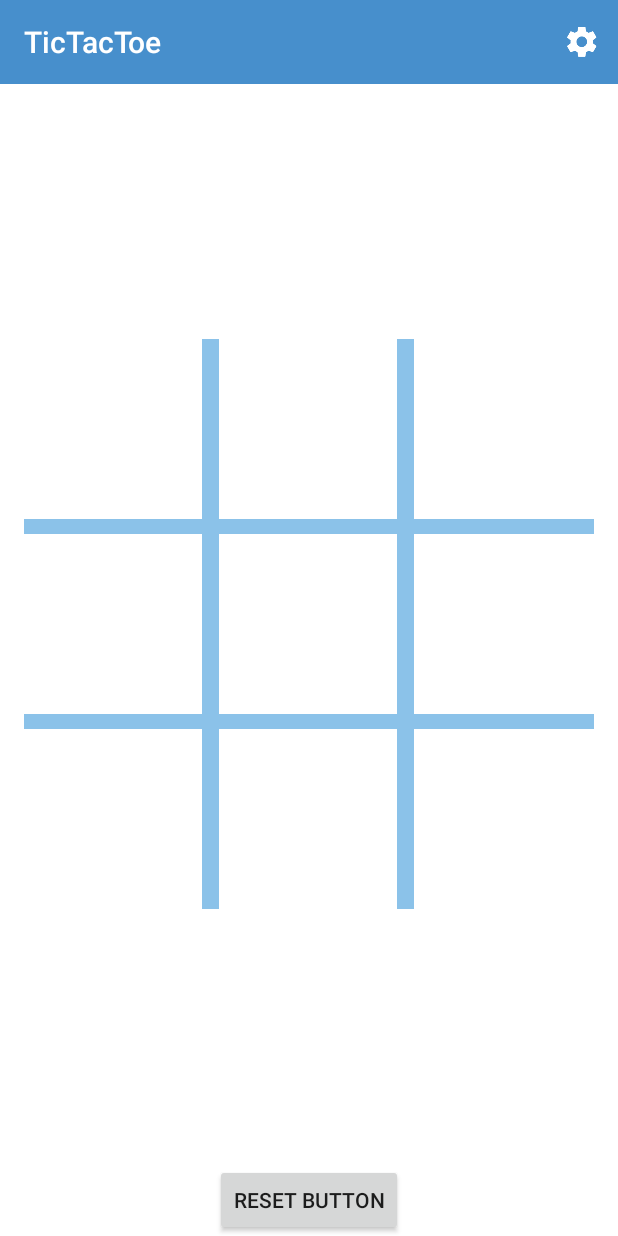
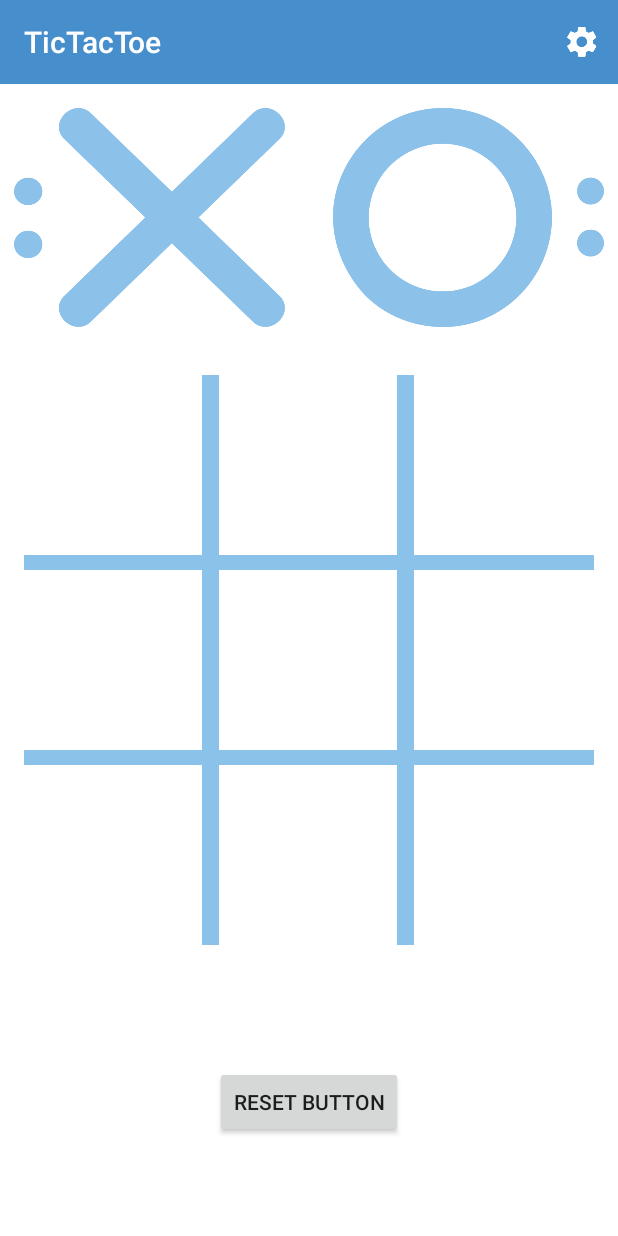
Before and after one commit to evanfaler/TicTacToe, an Android app: the CoopActivity screen opened directly, with no data from a screen before it, on a phone screen of 412 x 824 dp. Run offline under Robolectric (Android 15) with nearby library versions, the phone set to English and light mode, and no system bars.

Commit message:
Scoreboard updated, Co-Op Logic Finished
Scoreboard now incorporates dots that fill as 'X' or 'O' wins. Game is first to 3. Once one side wins, a dialog shows with the option to return to the main menu or start a new game.

```diff
--- a/app/src/main/java/com/dualranger/tictactoe/CoopActivity.java
+++ b/app/src/main/java/com/dualranger/tictactoe/CoopActivity.java
@@ -1,5 +1,7 @@
 package com.dualranger.tictactoe;
 
+import android.app.Dialog;
+import android.content.Intent;
 import android.os.Bundle;
 import android.support.v4.app.FragmentManager;
 import android.support.v4.app.FragmentTransaction;
@@ -7,25 +9,72 @@ import android.support.v7.app.AppCompatActivity;
 import android.support.v7.widget.Toolbar;
 import android.view.Menu;
 import android.view.MenuInflater;
+import android.view.View;
+import android.widget.Button;
 import android.widget.Toast;
+
+import java.util.Arrays;
+import java.util.List;
 
 public class CoopActivity extends AppCompatActivity {
     private CoopGameBoardFragment gameBoardFragment;
+    private Button resetButton;
+    private View leftSpace;
+    private View centerSpace;
+    private View rightSpace;
+    private ScoreDotView x1;
+    private ScoreDotView x2;
+    private ScoreDotView x3;
+    private ScoreDotView o1;
+    private ScoreDotView o2;
+    private ScoreDotView o3;
+    private List<ScoreDotView> xScoreDots;
+    private List<ScoreDotView> oScoreDots;
+
     @Override
     public void onCreate(Bundle savedInstanceState) {
         super.onCreate(savedInstanceState);
-        setContentView(R.layout.tictactoe_framelayoutt);
+        setContentView(R.layout.tictactoe_coop_framelayoutt);
         Toolbar appToolbar = (Toolbar) findViewById(R.id.app_toolbar);
         setSupportActionBar(appToolbar);
 
+        //Initializing fragment and adding to activity
         gameBoardFragment = new CoopGameBoardFragment();
-
         FragmentManager fm = getSupportFragmentManager();
         FragmentTransaction transaction = fm.beginTransaction();
+        transaction.add(R.id.game_board_container, gameBoardFragment, "GameBoard Fragment");
+        transaction.commit();
 
-        transaction.add(R.id.game_board_container, gameBoardFragment, "GameBoard Fragment");
+        //Initializing Reset Button and setting onclick.
+        resetButton = (Button) findViewById(R.id.reset_button);
+        resetButton.setOnClickListener(new View.OnClickListener() {
+            @Override
+            public void onClick(View view) {
+                clearGameBoard();
+            }
+        });
 
-        transaction.commit();
+        //Give width to spaces in scoreboard.
+        int width = this.getWindow().getDecorView().getWidth();
+        float spaceWidth = width * .1f; //Set each space width to 10% of screen width.
+        int viewWidth = Math.round(spaceWidth);
+        leftSpace = findViewById(R.id.left_space);
+        leftSpace.getLayoutParams().width = viewWidth;
+        centerSpace = findViewById(R.id.center_space);
+        centerSpace.getLayoutParams().width = viewWidth;
+        rightSpace = findViewById(R.id.right_space);
+        rightSpace.getLayoutParams().width = viewWidth;
+
+        //Initialize score markers
+        x1 = (ScoreDotView) findViewById(R.id.x1);
+        x2 = (ScoreDotView) findViewById(R.id.x2);
+        x3 = (ScoreDotView) findViewById(R.id.x3);
+        o1 = (ScoreDotView) findViewById(R.id.o1);
+        o2 = (ScoreDotView) findViewById(R.id.o2);
+        o3 = (ScoreDotView) findViewById(R.id.o3);
+        xScoreDots = Arrays.asList(x1, x2, x3); //x array to make changing score easier
+        oScoreDots = Arrays.asList(o1, o2, o3); //o array to make changing score easier
+
     }
 
     @Override
@@ -35,12 +84,70 @@ public class CoopActivity extends AppCompatActivity {
         return true;
     }
 
-    public void clearGameBoard(){
-        if(gameBoardFragment != null){
+    public void clearGameBoard() {
+        if (gameBoardFragment != null) {
             gameBoardFragment.clearBoard();
             gameBoardFragment.enableSpaces();
         } else {
-            Toast.makeText(getApplicationContext(),"fragment 2  is null", Toast.LENGTH_SHORT).show();
+            Toast.makeText(getApplicationContext(), "fragment 2  is null", Toast.LENGTH_SHORT).show();
+        }
+
+    }
+
+    public void updateScoreboard(int xScore, int oScore) {
+        if (xScore <= 3 && oScore <= 3) {
+            Toast.makeText(getApplicationContext(), Integer.toString(xScore), Toast.LENGTH_SHORT).show();
+            for (int i = 0; i < xScore; i++) {
+                xScoreDots.get(i).setBackgroundResource(R.drawable.dot_filled);
+            }
+            for (int i = 0; i < oScore; i++) {
+                oScoreDots.get(i).setBackgroundResource(R.drawable.dot_filled);
+            }
+        }
+        if (xScore == 3 || oScore == 3) {
+            gameOver();
+        }
+    }
+
+    private void gameOver() {
+        //Displays game over alert dialog
+        final Dialog gameOverDialog = new Dialog(this);
+        gameOverDialog.setContentView(R.layout.game_over_dialog);
+
+        Button dialogMenuButton = (Button) gameOverDialog.findViewById(R.id.menu_button);
+        dialogMenuButton.setOnClickListener(new View.OnClickListener() {
+            @Override //Go back to main menu
+            public void onClick(View v) {
+                gameOverDialog.dismiss();
+                Intent intent = new Intent(CoopActivity.this, MainMenu.class);
+                startActivity(intent);
+            }
+        });
+        Button dialogNewGameButton = (Button) gameOverDialog.findViewById(R.id.new_game_button);
+        dialogNewGameButton.setOnClickListener(new View.OnClickListener() {
+            @Override //Clear board and start new game
+            public void onClick(View v) {
+                gameOverDialog.dismiss();
+                clearGameBoard();
+                CoopGameBoardFragment fragment = (CoopGameBoardFragment) getSupportFragmentManager().findFragmentById(R.id.game_board_container);
+                fragment.resetScore();
+                resetScoreMarkers();
+                resetButton.setVisibility(View.VISIBLE);
+            }
+        });
+        gameOverDialog.show();
+
+        //Hides reset Button.
+        resetButton.setVisibility(View.INVISIBLE);
+        //TODO replace button with New Game button if dialog is cancelled.
+    }
+
+    public void resetScoreMarkers(){
+        for(ScoreDotView marker : oScoreDots){
+            marker.setBackgroundResource(R.drawable.dot_empty);
+        }
+        for(ScoreDotView marker : xScoreDots){
+            marker.setBackgroundResource(R.drawable.dot_empty);
         }
 
     }
--- /dev/null
+++ b/app/src/main/java/com/dualranger/tictactoe/ScoreDotView.java
@@ -0,0 +1,32 @@
+package com.dualranger.tictactoe;
+
+import android.content.Context;
+import android.support.v7.widget.AppCompatImageView;
+import android.util.AttributeSet;
+import android.widget.ImageView;
+
+/**
+ * Created by evanfaler on 4/28/2017.
+ */
+
+public class ScoreDotView extends AppCompatImageView {
+
+    public ScoreDotView(Context context) {
+        super(context);
+    }
+
+    public ScoreDotView(Context context, AttributeSet attrs) {
+        super(context, attrs);
+    }
+
+    @Override
+    public void onMeasure(int widthMeasureSpec, int heightMeasureSpec) {
+
+        int parentHeight = MeasureSpec.getSize(heightMeasureSpec);
+        float dotDimension = parentHeight * .2f; //Make dot height and width 20% of layout height.
+        int dimension = Math.round(dotDimension);
+        this.setMeasuredDimension(dimension, dimension);
+
+    }
+
+}
--- /dev/null
+++ b/app/src/main/java/com/dualranger/tictactoe/ScoreView.java
@@ -0,0 +1,38 @@
+package com.dualranger.tictactoe;
+
+import android.content.Context;
+import android.graphics.Canvas;
+import android.support.v7.widget.AppCompatImageView;
+import android.util.AttributeSet;
+import android.view.View;
+import android.widget.ImageView;
+
+/**
+ * Created by evanfaler on 4/28/2017.
+ */
+
+public class ScoreView extends AppCompatImageView {
+
+    public ScoreView(Context context) {
+        super(context);
+    }
+
+    public ScoreView(Context context, AttributeSet attrs) {
+        super(context, attrs);
+    }
+
+    @Override
+    public void onDraw(Canvas canvas){
+
+    }
+
+    @Override
+    public void onMeasure(int widthMeasureSpec, int heightMeasureSpec) {
+
+        int parentHeight = MeasureSpec.getSize(heightMeasureSpec);
+        float actualWidth = parentHeight * 1.2386f;
+        int width = Math.round(actualWidth);
+        this.setMeasuredDimension(width, parentHeight);
+
+    }
+}
--- a/app/src/main/java/com/dualranger/tictactoe/SpaceView.java
+++ b/app/src/main/java/com/dualranger/tictactoe/SpaceView.java
@@ -2,10 +2,14 @@ package com.dualranger.tictactoe;
 
 import android.content.Context;
 import android.graphics.Canvas;
+import android.icu.util.Measure;
 import android.util.AttributeSet;
 import android.view.View;
 
 public class SpaceView extends View {
+    //No Player = 2
+    //X = 1
+    //O = 0
     private int player = 2;
     private boolean playable = true;
 
@@ -27,7 +31,6 @@ public class SpaceView extends View {
 
    public SpaceView(Context context) {
        super(context);
-
     }
 
     public SpaceView(Context context, AttributeSet attrs) {
@@ -46,7 +49,6 @@ public class SpaceView extends View {
         } else {
             //Do nothing
         }
-
     }
 
 }
--- /dev/null
+++ b/app/src/main/res/layout/tictactoe_coop_framelayoutt.xml
@@ -0,0 +1,128 @@
+<?xml version="1.0" encoding="utf-8"?>
+<LinearLayout xmlns:android="http://schemas.android.com/apk/res/android"
+    xmlns:app="http://schemas.android.com/apk/res-auto"
+    android:orientation="vertical"
+    android:layout_width="match_parent"
+    android:layout_height="match_parent"
+    android:background="@color/boardBackground">
+
+    <android.support.v7.widget.Toolbar
+        android:id="@+id/app_toolbar"
+        android:layout_width="match_parent"
+        android:layout_height="?attr/actionBarSize"
+        android:background="@color/colorPrimary"
+        app:titleTextColor="@color/white"
+        android:theme="@style/ThemeOverlay.AppCompat.ActionBar"/>
+
+    <LinearLayout
+        android:layout_width="match_parent"
+        android:layout_height="0dp"
+        android:layout_weight=".5"
+        android:orientation="horizontal"
+        android:gravity="center">
+
+        <View
+            android:id="@+id/left_space"
+            android:layout_width="wrap_content"
+            android:layout_height="match_parent"/>
+
+        <com.dualranger.tictactoe.ScoreDotView
+            android:id="@+id/x1"
+            android:layout_width="wrap_content"
+            android:layout_height="wrap_content"
+            android:layout_margin="4dp"
+            android:scaleType="fitCenter"
+            android:background="@drawable/dot_empty"/>
+
+        <com.dualranger.tictactoe.ScoreDotView
+            android:id="@+id/x2"
+            android:layout_width="wrap_content"
+            android:layout_height="wrap_content"
+            android:layout_margin="4dp"
+            android:scaleType="fitCenter"
+            android:background="@drawable/dot_empty"/>
+
+        <com.dualranger.tictactoe.ScoreDotView
+            android:id="@+id/x3"
+            android:layout_width="wrap_content"
+            android:layout_height="wrap_content"
+            android:layout_margin="4dp"
+            android:scaleType="fitCenter"
+            android:background="@drawable/dot_empty"/>
+
+        <com.dualranger.tictactoe.ScoreView
+            android:id="@+id/x_score_marker"
+            android:layout_width="wrap_content"
+            android:layout_height="wrap_content"
+            android:layout_margin="16dp"
+            android:scaleType="fitCenter"
+            android:background="@drawable/x_score_icon"/>
+
+        <View
+            android:id="@+id/center_space"
+            android:layout_width="wrap_content"
+            android:layout_height="match_parent"/>
+
+        <com.dualranger.tictactoe.ScoreView
+            android:id="@+id/o_score_marker"
+            android:layout_width="wrap_content"
+            android:layout_height="wrap_content"
+            android:layout_margin="16dp"
+            android:scaleType="fitCenter"
+            android:background="@drawable/o_score_icon"/>
+
+        <com.dualranger.tictactoe.ScoreDotView
+            android:id="@+id/o1"
+            android:layout_width="wrap_content"
+            android:layout_height="wrap_content"
+            android:layout_margin="4dp"
+            android:scaleType="fitCenter"
+            android:background="@drawable/dot_empty"/>
+
+        <com.dualranger.tictactoe.ScoreDotView
+            android:id="@+id/o2"
+            android:layout_width="wrap_content"
+            android:layout_height="wrap_content"
+            android:layout_margin="4dp"
+            android:scaleType="fitCenter"
+            android:background="@drawable/dot_empty"/>
+
+        <com.dualranger.tictactoe.ScoreDotView
+            android:id="@+id/o3"
+            android:layout_width="wrap_content"
+            android:layout_height="wrap_content"
+            android:layout_margin="4dp"
+            android:scaleType="fitCenter"
+            android:background="@drawable/dot_empty"/>
+
+        <View
+            android:id="@+id/right_space"
+            android:layout_width="wrap_content"
+            android:layout_height="match_parent"/>
+
+    </LinearLayout>
+
+    <FrameLayout
+        android:id="@+id/game_board_container"
+        android:layout_width="wrap_content"
+        android:layout_height="wrap_content">
+
+    </FrameLayout>
+
+    <LinearLayout
+        android:layout_width="match_parent"
+        android:layout_height="0dp"
+        android:layout_weight=".5"
+        android:gravity="center">
+
+        <Button
+            android:id="@+id/reset_button"
+            android:layout_width="wrap_content"
+            android:layout_height="wrap_content"
+            android:text="Reset Button"/>
+
+    </LinearLayout>
+
+
+
+</LinearLayout>
--- a/app/src/main/res/layout/tictactoe_framelayoutt.xml
+++ /dev/null
@@ -1,33 +0,0 @@
-<?xml version="1.0" encoding="utf-8"?>
-<LinearLayout xmlns:android="http://schemas.android.com/apk/res/android"
-    xmlns:app="http://schemas.android.com/apk/res-auto"
-    android:orientation="vertical"
-    android:layout_width="match_parent"
-    android:layout_height="match_parent"
-    android:background="@color/boardBackground">
-
-    <android.support.v7.widget.Toolbar
-        android:id="@+id/app_toolbar"
-        android:layout_width="match_parent"
-        android:layout_height="?attr/actionBarSize"
-        android:background="@color/colorPrimary"
-        app:titleTextColor="@color/white"
-        android:theme="@style/ThemeOverlay.AppCompat.ActionBar"/>
-
-    <FrameLayout
-        android:id="@+id/game_board_container"
-        android:layout_width="wrap_content"
-        android:layout_height="wrap_content"
-        android:layout_centerInParent="true"
-        android:layout_weight="40">
-
-    </FrameLayout>
-
-    <Button
-        android:layout_width="wrap_content"
-        android:layout_height="wrap_content"
-        android:text="Reset Button"
-        android:layout_gravity="center_horizontal"/>
-
-
-</LinearLayout>
--- a/app/src/main/res/values/colors.xml
+++ b/app/src/main/res/values/colors.xml
@@ -3,7 +3,7 @@
     <color name="colorPrimary">#478FCC</color>
     <color name="white">#FFFFFF</color>
     <color name="colorPrimaryDark">#212121</color>
-    <color name="colorAccent">#FF4081</color>
+    <color name="colorAccent">#E86850</color>
     <color name="boardBackground">#FFFFFF</color>
     <color name="boardLines">#8BC2E9</color>
     <color name="textColor">#212121</color>
```
Also changed, not shown: app/src/main/AndroidManifest.xml (+25 -0 lines), app/src/main/java/com/dualranger/tictactoe/CoopGameBoardFragment.java (+27 -23 lines), app/src/main/java/com/dualranger/tictactoe/SinglePlayerActivity.java (+16 -1 lines), app/src/main/res/layout/game_over_dialog.xml (added, +33 -0 lines), app/src/main/res/layout/tictactoe_single_player_framelayoutt.xml (added, +128 -0 lines), app/src/main/res/drawable-xxhdpi/blank.png (added), app/src/main/res/drawable-xxhdpi/dot_empty.png (added), app/src/main/res/drawable-xxhdpi/dot_filled.png (added).
